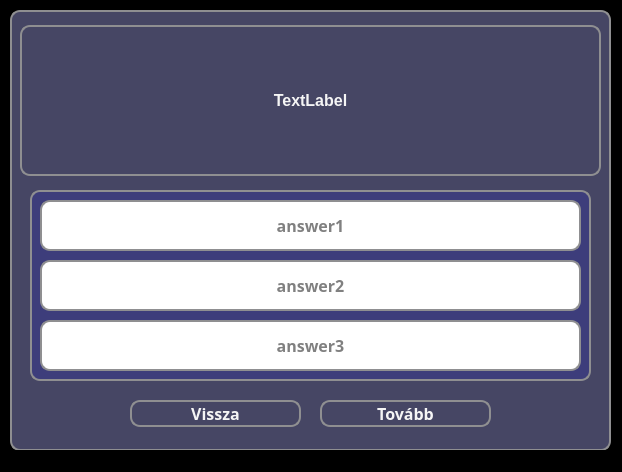
Before: the Qt Designer form src/main/resources/ui/highcontrast/highContrastLearningWindowQuestion.ui in pkristof1999/Szakdolgozat, drawn with Qt 5.
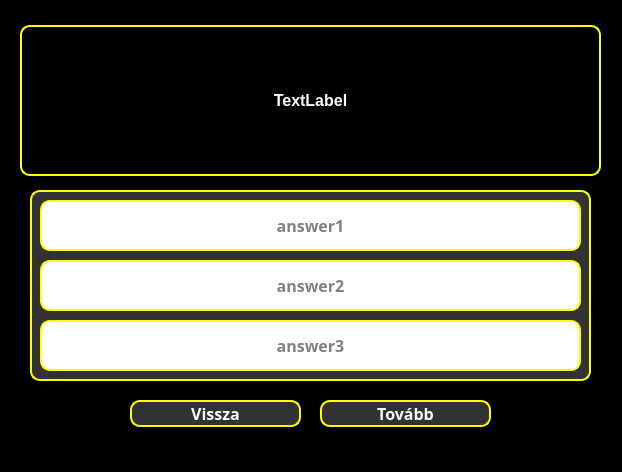
After: the same form once the commit is applied.

What changed in the file:
```diff
--- a/src/main/resources/ui/highcontrast/highContrastLearningWindowQuestion.ui
+++ b/src/main/resources/ui/highcontrast/highContrastLearningWindowQuestion.ui
@@ -30,8 +30,7 @@
     </property>
     <property name="styleSheet">
      <string notr="true">* {
-	background-color: rgb(70, 70, 100);
-    border: 2px solid #8f8f91;
+	background-color: black;
     border-radius: 10px;
     color: white;
     font-size: 16px;
@@ -49,8 +48,8 @@
      </property>
      <property name="styleSheet">
       <string notr="true">* {
-	background-color: #3d3d7b;
-	border: 2px solid #8f8f91;
+	background-color: rgb(50, 50, 50);
+	border: 2px solid yellow;
 	border-radius: 10px;
 	color: white;
 	font-size: 16px;
@@ -178,8 +177,10 @@
      </property>
      <property name="styleSheet">
       <string notr="true">* {
-	background-color: rgb(70, 70, 100);
-	color: whitesmoke;
+	background-color: rgb(50, 50, 50);
+	border: 2px solid yellow;
+	border-radius: 10px;
+	color: white;
 }
 
 *:hover {
@@ -209,8 +210,10 @@
      </property>
      <property name="styleSheet">
       <string notr="true">* {
-	background-color: rgb(70, 70, 100);
-	color: whitesmoke;
+	background-color: rgb(50, 50, 50);
+	border: 2px solid yellow;
+	border-radius: 10px;
+	color: white;
 }
 
 *:hover {
@@ -233,7 +236,8 @@
      </property>
      <property name="styleSheet">
       <string notr="true">* {
-	color: whitesmoke;
+	border: 2px solid yellow;
+	color: white;
 }</string>
      </property>
      <property name="text">
```
Left out of the diff: 8 changed lines with no effect on the pictures.
